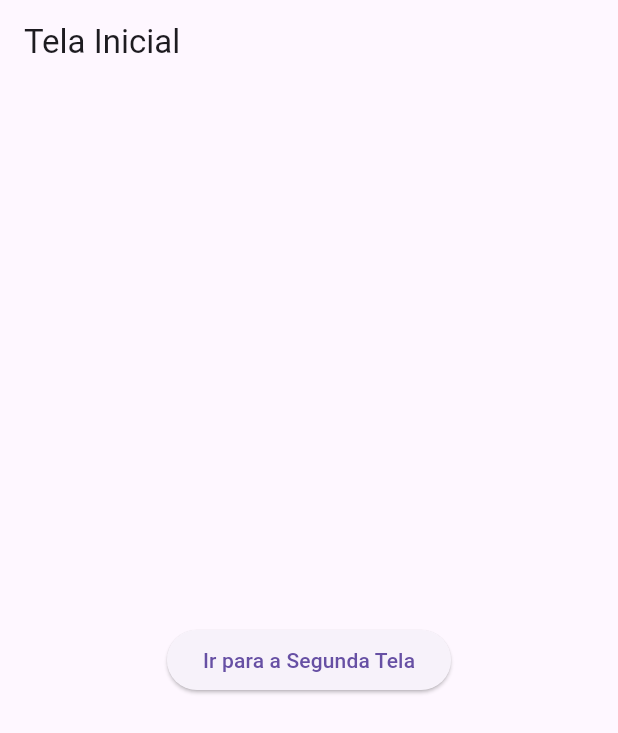
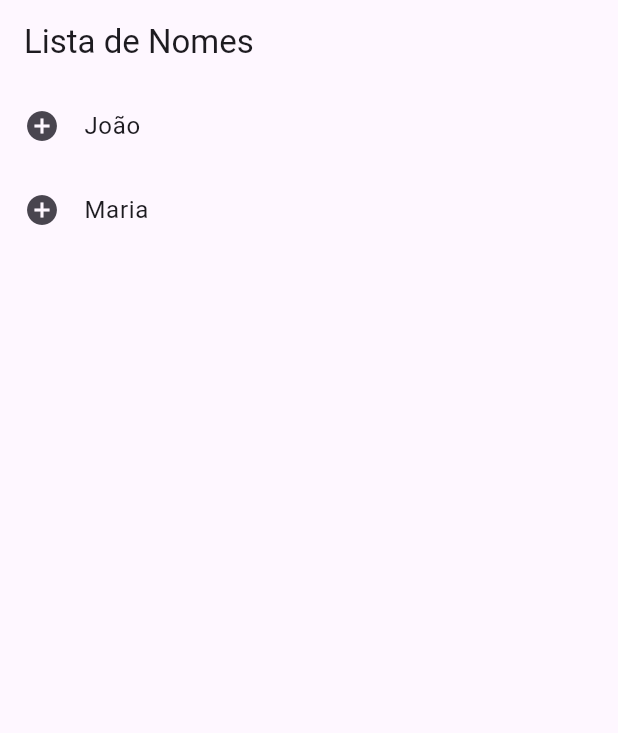
Before and after one commit to hugohvm25/av1_hugo_app_moveis, a Flutter app: the screen it shows after launch, on a phone screen of 412 x 824 dp. Shown: the top 733 px of the screen. Run offline on Flutter 3.47's test engine with Material 3 defaults, Android fonts, the light colour scheme and no system bars.

Commit message:
Aplicação modificada

```diff
--- a/lib/main.dart
+++ b/lib/main.dart
@@ -1,20 +1,28 @@
 import 'package:flutter/material.dart';
-import 'rotas/app_rotas.dart';
 import 'telas/primeira_tela.dart';
+import 'telas/segunda_tela.dart';
+import 'telas/terceira_tela.dart';
 
 void main() {
-  runApp(const MyApp());
+  runApp(MeuApp());
 }
 
-class MyApp extends StatelessWidget {
-  const MyApp({super.key});
-
+class MeuApp extends StatelessWidget {
   @override
   Widget build(BuildContext context) {
     return MaterialApp(
-      title: 'Exemplo de Navegação',
-      initialRoute: AppRoutes.primeiraTela,
-      routes: AppRoutes.routes,
+      title: 'App com Rotas',
+      theme: ThemeData(
+        primarySwatch: Colors.blue,
+      ),
+      // Define a primeira rota (inicial)
+      initialRoute: '/',
+      // Rotas nomeadas
+      routes: {
+        '/': (context) => PrimeiraTela(),
+        '/segunda': (context) => SegundaTela(),
+        '/terceira': (context) => TerceiraTela(),
+      },
     );
   }
 }
--- a/lib/rotas/app_rotas.dart
+++ /dev/null
@@ -1,13 +0,0 @@
-import 'package:flutter/material.dart';
-import '../telas/primeira_tela.dart';
-import '../telas/segunda_tela.dart';
-
-class AppRoutes {
-  static const String primeiraTela = '/';
-  static const String segundaTela = '/segunda';
-
-  static Map<String, WidgetBuilder> routes = {
-    primeiraTela: (context) => const PrimeiraTela(),
-    segundaTela: (context) => const SegundaTela(),
-  };
-}
--- a/lib/telas/primeira_tela.dart
+++ b/lib/telas/primeira_tela.dart
@@ -1,22 +1,62 @@
+// import 'package:flutter/material.dart';
+//
+// class PrimeiraTela extends StatelessWidget {
+//   @override
+//
+//
+//   Widget build(BuildContext context) {
+//     return Scaffold(
+//       appBar: AppBar(title: Text('Tela Principal')),
+//       body: SafeArea( // protege a barra para não sobrepor a barra superior
+//         child: Align(
+//           alignment: Alignment.topCenter,
+//           child: Padding(
+//             padding: const EdgeInsets.only(top: 16.0),
+//             child: Row(
+//               mainAxisAlignment: MainAxisAlignment.center,
+//               children: [
+//                 ElevatedButton(
+//                   child: Text('Segunda Tela'),
+//                   onPressed: () {
+//                     Navigator.pushNamed(context, '/segunda');
+//                   },
+//                 ),
+//                 SizedBox(width: 16), // Espaço entre os botões
+//                 ElevatedButton(
+//                   child: Text('Terceira Tela'),
+//                   onPressed: () {
+//                     Navigator.pushNamed(context, '/terceira');
+//                   },
+//                 ),
+//               ],
+//             ),
+//           ),
+//         ),
+//       ),
+//     );
+//   }
+// }
+
 import 'package:flutter/material.dart';
-import '../rotas/app_rotas.dart';
 
 class PrimeiraTela extends StatelessWidget {
-  const PrimeiraTela({super.key});
-
-
+  final List<String> nomes = [
+    'João',
+    'Maria',
+  ];
 
   @override
   Widget build(BuildContext context) {
     return Scaffold(
-      appBar: AppBar(title: const Text('Tela Inicial')),
-      body: Center(
-        child: ElevatedButton(
-          child: const Text('Ir para a Segunda Tela'),
-          onPressed: () {
-            Navigator.pushNamed(context, AppRoutes.segundaTela);
-          },
-        ),
+      appBar: AppBar(title: Text('Lista de Nomes')),
+      body: ListView.builder(
+        itemCount: nomes.length,
+        itemBuilder: (context, index) {
+          return ListTile(
+            leading: Icon(Icons.add_circle), // icones
+            title: Text(nomes[index]),
+          );
+        },
       ),
     );
   }
```
Also changed, not shown: lib/telas/segunda_tela.dart (+39 -97 lines), lib/telas/terceira_tela.dart (added, +20 -0 lines), lib/telas/teceira_tela.dart (deleted).
